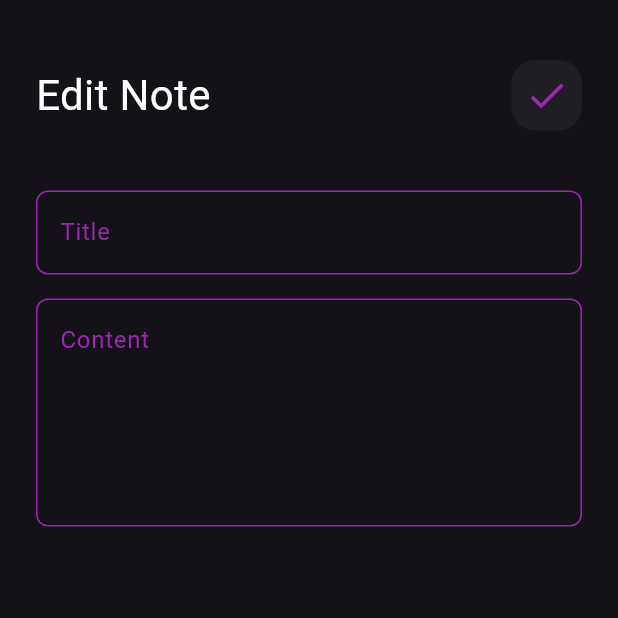
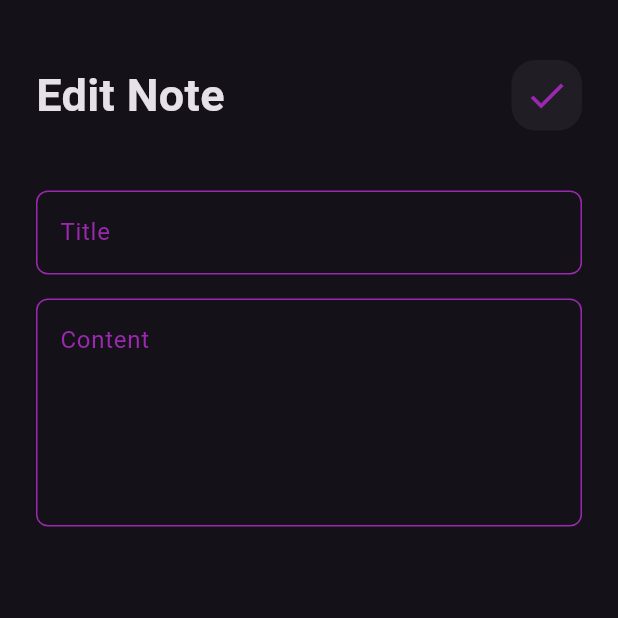
Before and after one commit to mohammedashraf16/Note_App, a Flutter app: the EditNoteView screen opened directly, on a phone screen of 412 x 824 dp, the top half of it. Run offline on Flutter 3.47's test engine with Material 3 defaults, Android fonts, the phone set to English and light mode, and no system bars; drawn by our look-alikes of animated_text_kit; our stand-ins replace font_awesome_flutter, hive, hive_flutter; accounts and stored records are empty; Roboto replaces fonts that are missing (assets/fonts/Poppins-Regular.ttf).

```diff
--- a/lib/widgets/custom_app_bar.dart
+++ b/lib/widgets/custom_app_bar.dart
@@ -1,3 +1,4 @@
+import 'package:animated_text_kit/animated_text_kit.dart';
 import 'package:flutter/material.dart';
 import 'package:notes_app/widgets/custom_icon_search.dart';
 
@@ -9,12 +10,19 @@ final IconData icon;
   Widget build(BuildContext context) {
     return  Row(
       children: [
-        Text(
-          title,
-          style: const TextStyle(
-            fontSize: 28,
-            color: Colors.white,
+        AnimatedTextKit(animatedTexts: [
+          TypewriterAnimatedText(title, textStyle: const TextStyle(
+            fontSize: 30.0,
+            fontWeight: FontWeight.bold,
           ),
+            speed: const Duration(milliseconds: 500),
+          ),
+
+        ],
+          totalRepeatCount: Duration.millisecondsPerSecond,
+          pause: const Duration(milliseconds: 1000),
+          displayFullTextOnTap: true,
+          stopPauseOnTap: true,
         ),
         const Spacer(),
         CustomIcon(
--- a/lib/widgets/custom_text_field.dart
+++ b/lib/widgets/custom_text_field.dart
@@ -1,28 +1,44 @@
 import 'package:flutter/material.dart';
+
 class CustomTextField extends StatelessWidget {
-  const CustomTextField({super.key, required this.hint,  this.maxLines=1});
+  const CustomTextField({
+    super.key,
+    required this.hint,
+    this.maxLines = 1,
+    this.onSaved,
+  });
+
   final String hint;
   final int maxLines;
+  final void Function(String?)? onSaved;
+
   @override
   Widget build(BuildContext context) {
-    return  TextField(
+    return TextFormField(
+      onSaved: onSaved,
       maxLines: maxLines,
+      validator: (value) {
+        if (value?.isEmpty ?? true) {
+          return "Field is required";
+        } else {
+          return null;
+        }
+      },
       cursorColor: Colors.cyanAccent,
       decoration: InputDecoration(
           hintText: hint,
           hintStyle: const TextStyle(color: Colors.purple),
-          border:buildBorder(),
-          enabledBorder:buildBorder(),
-          focusedBorder: buildBorder(Colors.cyanAccent)
-      ),
+          border: buildBorder(),
+          enabledBorder: buildBorder(),
+          focusedBorder: buildBorder(Colors.cyanAccent)),
     );
   }
 }
+
 OutlineInputBorder buildBorder([color]) {
   return OutlineInputBorder(
       borderRadius: BorderRadius.circular(8),
-      borderSide:  BorderSide(
+      borderSide: BorderSide(
         color: color ?? Colors.purple,
-      )
-  );
+      ));
 }
--- a/pubspec.yaml
+++ b/pubspec.yaml
@@ -38,6 +38,7 @@ dependencies:
   font_awesome_flutter: ^10.7.0
   hive: ^2.2.3
   hive_flutter: ^1.1.0
+  animated_text_kit: ^4.2.2
 
 
 dev_dependencies:
```
Also changed, not shown: lib/widgets/add_note_bottom_sheet.dart (+61 -14 lines), lib/widgets/custom_button.dart (+6 -3 lines), pubspec.lock.
